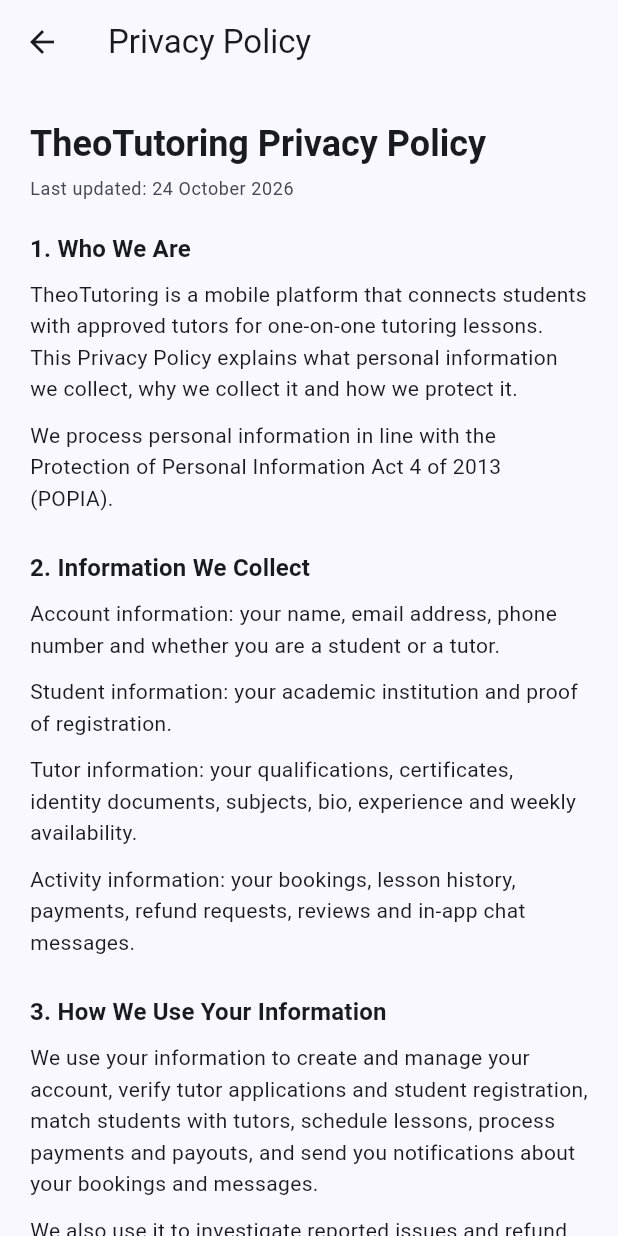
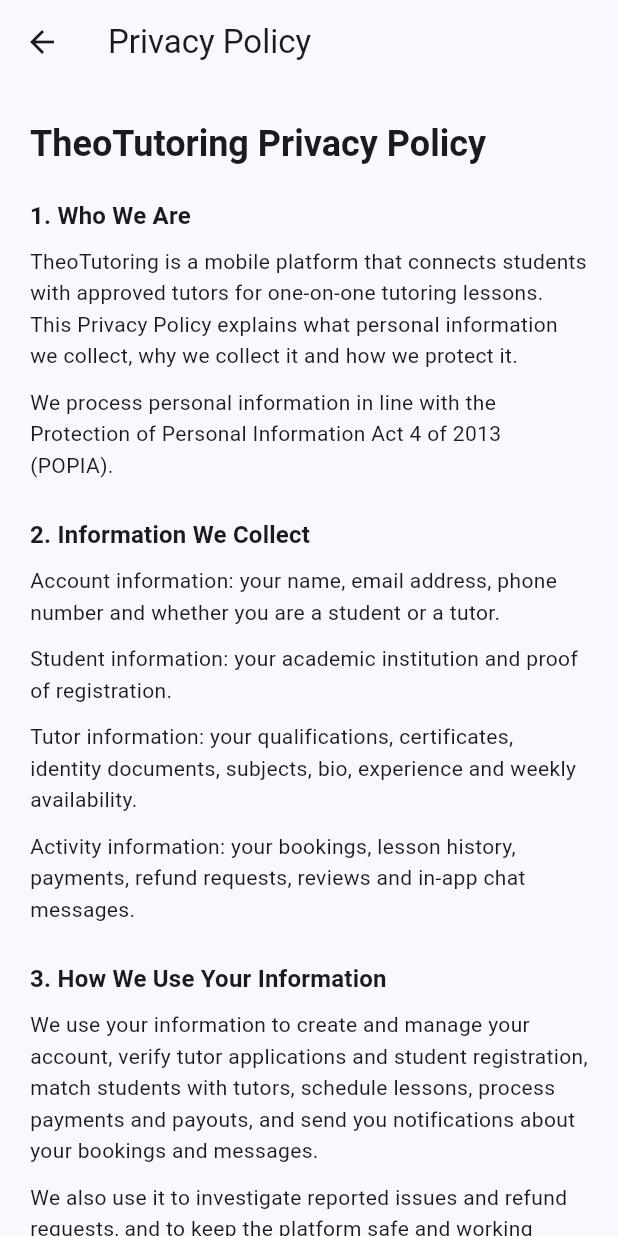
Before and after one commit to TshidisoPossa/TheoTutoring, a Flutter app: the PrivacyPolicyPage screen opened directly, on a phone screen of 412 x 824 dp. Run offline on Flutter 3.47's test engine with Material 3 defaults, Android fonts, the phone set to English and light mode, and no system bars; our stand-ins replace firebase_auth, firebase_core, fl_chart, google_fonts, image_picker, timezone; missing offline and left inert: dart_frog, dart_jsonwebtoken, dotenv, mysql_client; accounts and stored records are empty; generated files the repository leaves out were written again.

Commit message:
Update Terms and Conditions and Privacy Policy pages

```diff
--- a/theo_tutoring_app/lib/Pages/privacy_policy.dart
+++ b/theo_tutoring_app/lib/Pages/privacy_policy.dart
@@ -1,11 +1,8 @@
 import 'package:flutter/material.dart';
 
-
-       MaterialPageRoute(builder: (_) => const PrivacyPolicyPage()));
 class PrivacyPolicyPage extends StatelessWidget {
   const PrivacyPolicyPage({super.key});
 
-  static const String lastUpdated = '24 October 2026';
   static const String contactEmail = 'support@theotutoring.co.za';
 
   static const List<_PolicySection> _sections = [
@@ -103,8 +100,8 @@ class PrivacyPolicyPage extends StatelessWidget {
     _PolicySection(
       title: '9. Changes to This Policy',
       paragraphs: [
-        'We may update this policy from time to time. When we do, we will '
-            'change the "Last updated" date above.',
+        'We may update this policy from time to time. Continuing to use the '
+            'app after a change means you accept the updated policy.',
       ],
     ),
     _PolicySection(
@@ -135,12 +132,6 @@ class PrivacyPolicyPage extends StatelessWidget {
                   'TheoTutoring Privacy Policy',
                   style: theme.textTheme.headlineSmall
                       ?.copyWith(fontWeight: FontWeight.bold),
-                ),
-                const SizedBox(height: 6),
-                Text(
-                  'Last updated: $lastUpdated',
-                  style: theme.textTheme.bodySmall
-                      ?.copyWith(color: theme.colorScheme.onSurfaceVariant),
                 ),
                 const SizedBox(height: 20),
                 for (final section in _sections) ...[
--- a/theo_tutoring_app/lib/Pages/terms_and_conditions.dart
+++ b/theo_tutoring_app/lib/Pages/terms_and_conditions.dart
@@ -1,5 +1,4 @@
 import 'package:flutter/material.dart';
-
 
 class TermsAndConditionsPage extends StatelessWidget {
   const TermsAndConditionsPage({super.key});
@@ -125,9 +124,8 @@ class TermsAndConditionsPage extends StatelessWidget {
     _TermsSection(
       title: '11. Changes to These Terms',
       paragraphs: [
-        'We may update these terms from time to time. When we do, we will '
-            'change the "Last updated" date above. Continuing to use the app '
-            'after a change means you accept the updated terms.',
+        'We may update these terms from time to time. Continuing to use the '
+            'app after a change means you accept the updated terms.',
       ],
     ),
     _TermsSection(
@@ -159,12 +157,6 @@ class TermsAndConditionsPage extends StatelessWidget {
                   'TheoTutoring Terms and Conditions',
                   style: theme.textTheme.headlineSmall
                       ?.copyWith(fontWeight: FontWeight.bold),
-                ),
-                const SizedBox(height: 6),
-                Text(
-                  'Last updated: $lastUpdated',
-                  style: theme.textTheme.bodySmall
-                      ?.copyWith(color: theme.colorScheme.onSurfaceVariant),
                 ),
                 const SizedBox(height: 20),
                 for (final section in _sections) ...[
```
